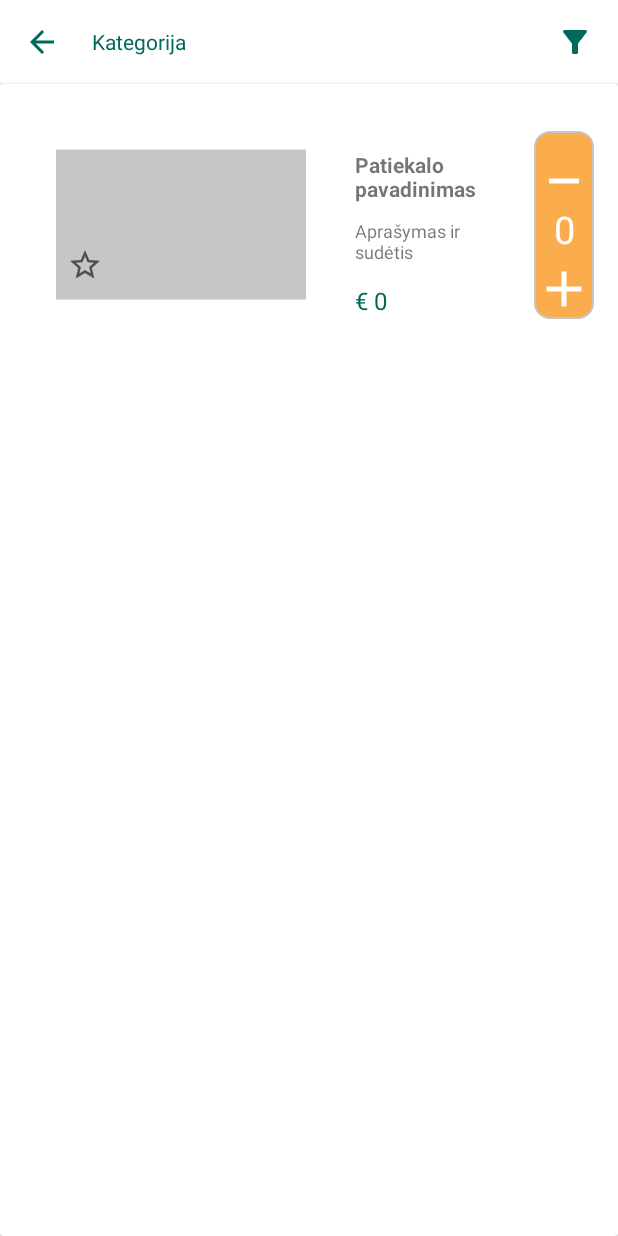
After one commit to DominykasD/Arena, an Android app: the CategoryActivity screen opened directly, with no data from a screen before it, on a phone screen of 412 x 824 dp. The commit adds this screen. Run offline under Robolectric (Android 15) with nearby library versions, the phone set to English and light mode, and no system bars; network calls fail.

Commit message:
Category design

```diff
--- a/app/build.gradle
+++ b/app/build.gradle
@@ -40,6 +40,7 @@ dependencies {
     implementation 'androidx.lifecycle:lifecycle-livedata-ktx:2.5.1'
     implementation 'androidx.lifecycle:lifecycle-viewmodel-ktx:2.5.1'
     implementation 'androidx.navigation:navigation-ui:2.5.1'
+    implementation 'androidx.legacy:legacy-support-v4:1.0.0'
     testImplementation 'junit:junit:4.13.2'
     androidTestImplementation 'androidx.test.ext:junit:1.1.3'
     androidTestImplementation 'androidx.test.espresso:espresso-core:3.4.0'
--- /dev/null
+++ b/app/src/main/java/com/example/arena/CategoryActivity.java
@@ -0,0 +1,15 @@
+package com.example.arena;
+
+import androidx.appcompat.app.AppCompatActivity;
+
+import android.os.Bundle;
+
+public class CategoryActivity extends AppCompatActivity {
+
+    @Override
+    protected void onCreate(Bundle savedInstanceState) {
+        super.onCreate(savedInstanceState);
+        setContentView(R.layout.activity_category);
+
+    }
+}
--- a/app/src/main/java/com/example/arena/MainMenuActivity.java
+++ b/app/src/main/java/com/example/arena/MainMenuActivity.java
@@ -4,15 +4,19 @@ import androidx.appcompat.app.AppCompatActivity;
 import androidx.appcompat.widget.Toolbar;
 import androidx.core.view.GravityCompat;
 import androidx.drawerlayout.widget.DrawerLayout;
+import androidx.fragment.app.Fragment;
+import androidx.fragment.app.FragmentManager;
 import androidx.navigation.NavController;
 import androidx.navigation.Navigation;
 import androidx.navigation.ui.AppBarConfiguration;
 import androidx.navigation.ui.NavigationUI;
 
+import android.content.Intent;
 import android.os.Bundle;
 import android.text.Html;
 import android.view.MenuItem;
 import android.view.View;
+import android.widget.ImageView;
 import android.widget.SearchView;
 
 import com.google.android.material.appbar.AppBarLayout;
@@ -23,7 +27,7 @@ public class MainMenuActivity extends AppCompatActivity {
     private Toolbar toolbar, topAppBar;
     private AppBarConfiguration mAppBarConfiguration;
     private DrawerLayout mDrawer;
-
+    private ImageView imageView;
 
     @Override
     protected void onCreate(Bundle savedInstanceState) {
@@ -41,10 +45,24 @@ public class MainMenuActivity extends AppCompatActivity {
 //        getSupportActionBar().setDisplayHomeAsUpEnabled(true);
         mDrawer = (DrawerLayout) findViewById(R.id.drawer_layout);
 
+        imageView = (ImageView) findViewById(R.id.imageView5);
+        imageView.setOnClickListener(new View.OnClickListener() {
+            @Override
+            public void onClick(View v) {
+                openCategoryActivity();
+            }
+        });
+
 
 
 
     }
+
+    private void openCategoryActivity() {
+        Intent intent = new Intent(this, CategoryActivity.class);
+        startActivity(intent);
+    }
+
 
     @Override
     public boolean onOptionsItemSelected(MenuItem item) {
--- /dev/null
+++ b/app/src/main/res/drawable/arrow_back.xml
@@ -0,0 +1,5 @@
+<vector android:autoMirrored="true" android:height="24dp"
+    android:tint="#00695C" android:viewportHeight="24"
+    android:viewportWidth="24" android:width="24dp" xmlns:android="http://schemas.android.com/apk/res/android">
+    <path android:fillColor="@android:color/white" android:pathData="M20,11H7.83l5.59,-5.59L12,4l-8,8 8,8 1.41,-1.41L7.83,13H20v-2z"/>
+</vector>
--- /dev/null
+++ b/app/src/main/res/drawable/filter.xml
@@ -0,0 +1,5 @@
+<vector android:height="24dp" android:tint="#00695C"
+    android:viewportHeight="24" android:viewportWidth="24"
+    android:width="24dp" xmlns:android="http://schemas.android.com/apk/res/android">
+    <path android:fillColor="@android:color/white" android:pathData="M4.25,5.61C6.27,8.2 10,13 10,13v6c0,0.55 0.45,1 1,1h2c0.55,0 1,-0.45 1,-1v-6c0,0 3.72,-4.8 5.74,-7.39C20.25,4.95 19.78,4 18.95,4H5.04C4.21,4 3.74,4.95 4.25,5.61z"/>
+</vector>
--- /dev/null
+++ b/app/src/main/res/drawable/food_image_empty.xml
@@ -0,0 +1,5 @@
+<vector android:height="250dp" android:tint="#C6C6C6"
+    android:viewportHeight="24" android:viewportWidth="24"
+    android:width="250dp" xmlns:android="http://schemas.android.com/apk/res/android">
+    <path android:fillColor="@android:color/white" android:pathData="M2,4h20v16h-20z"/>
+</vector>
--- /dev/null
+++ b/app/src/main/res/drawable/ic_add.xml
@@ -0,0 +1,5 @@
+<vector android:height="40dp" android:tint="#FFFFFF"
+    android:viewportHeight="24" android:viewportWidth="24"
+    android:width="40dp" xmlns:android="http://schemas.android.com/apk/res/android">
+    <path android:fillColor="@android:color/white" android:pathData="M19,13h-6v6h-2v-6H5v-2h6V5h2v6h6v2z"/>
+</vector>
--- /dev/null
+++ b/app/src/main/res/drawable/ic_minus.xml
@@ -0,0 +1,5 @@
+<vector android:height="40dp" android:tint="#FFFFFF"
+    android:viewportHeight="24" android:viewportWidth="24"
+    android:width="40dp" xmlns:android="http://schemas.android.com/apk/res/android">
+    <path android:fillColor="@android:color/white" android:pathData="M6,19h12v2H6z"/>
+</vector>
--- /dev/null
+++ b/app/src/main/res/drawable/orange_background.xml
@@ -0,0 +1,10 @@
+<?xml version="1.0" encoding="utf-8"?>
+<shape xmlns:android="http://schemas.android.com/apk/res/android">
+    <solid android:color="#fbac4c"/>
+    <corners android:radius="10dp"/>
+    <padding android:left="0dp"
+        android:bottom="0dp"
+        android:right="0dp"
+        android:top="0dp"/>
+    <stroke android:color="#c8c5c5" android:width="1dp"/>
+</shape>
--- /dev/null
+++ b/app/src/main/res/layout/activity_category.xml
@@ -0,0 +1,141 @@
+<?xml version="1.0" encoding="utf-8"?>
+<androidx.drawerlayout.widget.DrawerLayout xmlns:android="http://schemas.android.com/apk/res/android"
+    xmlns:app="http://schemas.android.com/apk/res-auto"
+    xmlns:tools="http://schemas.android.com/tools"
+    android:layout_width="match_parent"
+    android:layout_height="match_parent"
+    tools:context=".CategoryActivity"
+    android:fitsSystemWindows="true">
+
+    <LinearLayout
+        android:layout_width="match_parent"
+        android:layout_height="wrap_content"
+        android:orientation="vertical">
+
+        <include
+            android:id="@+id/app_bar_category"
+            layout="@layout/app_bar_category"
+            android:layout_width="match_parent"
+            android:layout_height="?attr/actionBarSize" />
+
+        <androidx.cardview.widget.CardView
+            android:layout_width="match_parent"
+            android:layout_height="match_parent" >
+
+            <androidx.constraintlayout.widget.ConstraintLayout
+                android:layout_width="match_parent"
+                android:layout_height="match_parent">
+
+                <androidx.constraintlayout.widget.ConstraintLayout
+                    android:layout_width="375dp"
+                    android:layout_height="150dp"
+                    app:layout_constraintBottom_toBottomOf="parent"
+                    app:layout_constraintEnd_toEndOf="parent"
+                    app:layout_constraintHorizontal_bias="0.555"
+                    app:layout_constraintStart_toStartOf="parent"
+                    app:layout_constraintTop_toTopOf="parent"
+                    app:layout_constraintVertical_bias="0.03">
+
+                    <androidx.constraintlayout.widget.ConstraintLayout
+                        android:layout_width="40dp"
+                        android:layout_height="125dp"
+                        android:background="@drawable/orange_background"
+                        app:layout_constraintBottom_toBottomOf="parent"
+                        app:layout_constraintCircleRadius="20dp"
+                        app:layout_constraintEnd_toEndOf="parent"
+                        app:layout_constraintTop_toTopOf="parent">
+
+                        <ImageView
+                            android:id="@+id/imageView15"
+                            android:layout_width="wrap_content"
+                            android:layout_height="wrap_content"
+                            app:srcCompat="@drawable/ic_minus" />
+
+                        <TextView
+                            android:id="@+id/textView21"
+                            android:layout_width="wrap_content"
+                            android:layout_height="wrap_content"
+                            android:layout_marginTop="8dp"
+                            android:text="0"
+                            android:textColor="#fff"
+                            android:textSize="25dp"
+                            app:layout_constraintEnd_toEndOf="parent"
+                            app:layout_constraintStart_toStartOf="parent"
+                            app:layout_constraintTop_toBottomOf="@+id/imageView15" />
+
+                        <ImageView
+                            android:id="@+id/imageView16"
+                            android:layout_width="wrap_content"
+                            android:layout_height="wrap_content"
+                            app:layout_constraintBottom_toBottomOf="parent"
+                            app:layout_constraintEnd_toEndOf="parent"
+                            app:layout_constraintStart_toStartOf="parent"
+                            app:srcCompat="@drawable/ic_add" />
+                    </androidx.constraintlayout.widget.ConstraintLayout>
+
+                    <androidx.constraintlayout.widget.ConstraintLayout
+                        android:id="@+id/constraintLayout6"
+                        android:layout_width="200dp"
+                        android:layout_height="match_parent"
+                        android:background="@drawable/food_image_empty"
+                        app:layout_constraintBottom_toBottomOf="parent"
+                        app:layout_constraintStart_toStartOf="parent"
+                        app:layout_constraintTop_toTopOf="parent">
+
+                        <ImageView
+                            android:id="@+id/imageView14"
+                            android:layout_width="wrap_content"
+                            android:layout_height="wrap_content"
+                            android:layout_marginStart="24dp"
+                            app:layout_constraintBottom_toBottomOf="parent"
+                            app:layout_constraintStart_toStartOf="parent"
+                            app:layout_constraintTop_toTopOf="parent"
+                            app:layout_constraintVertical_bias="0.714"
+                            app:srcCompat="@drawable/ic_favorites" />
+                    </androidx.constraintlayout.widget.ConstraintLayout>
+
+                    <TextView
+                        android:id="@+id/textView5"
+                        android:layout_width="86dp"
+                        android:layout_height="35dp"
+                        android:layout_marginStart="16dp"
+                        android:layout_marginTop="25dp"
+                        android:text="Patiekalo pavadinimas"
+                        android:textStyle="bold"
+                        app:layout_constraintStart_toEndOf="@+id/constraintLayout6"
+                        app:layout_constraintTop_toTopOf="@+id/constraintLayout6" />
+
+                    <TextView
+                        android:id="@+id/textView6"
+                        android:layout_width="87dp"
+                        android:layout_height="37dp"
+                        android:layout_marginStart="16dp"
+                        android:layout_marginTop="10dp"
+                        android:text="Aprašymas ir sudėtis"
+                        android:textSize="12dp"
+                        app:layout_constraintBottom_toBottomOf="parent"
+                        app:layout_constraintStart_toEndOf="@+id/constraintLayout6"
+                        app:layout_constraintTop_toBottomOf="@+id/textView5"
+                        app:layout_constraintVertical_bias="0.0" />
+
+                    <TextView
+                        android:id="@+id/textView8"
+                        android:layout_width="wrap_content"
+                        android:layout_height="wrap_content"
+                        android:layout_marginStart="16dp"
+                        android:text="€ 0"
+                        android:textColor="#00695C"
+                        android:textSize="16dp"
+                        app:layout_constraintBottom_toBottomOf="parent"
+                        app:layout_constraintStart_toEndOf="@+id/constraintLayout6"
+                        app:layout_constraintTop_toBottomOf="@+id/textView6"
+                        app:layout_constraintVertical_bias="0.333" />
+                </androidx.constraintlayout.widget.ConstraintLayout>
+            </androidx.constraintlayout.widget.ConstraintLayout>
+
+        </androidx.cardview.widget.CardView>
+
+    </LinearLayout>
+
+
+</androidx.drawerlayout.widget.DrawerLayout>
--- a/app/src/main/res/layout/activity_main_menu.xml
+++ b/app/src/main/res/layout/activity_main_menu.xml
@@ -347,6 +347,19 @@
                             app:layout_constraintBottom_toBottomOf="parent"
                             app:layout_constraintStart_toEndOf="@+id/imageView9"
                             app:srcCompat="@drawable/categories_circle" />
+
+                        <TextView
+                            android:id="@+id/textView7"
+                            android:layout_width="wrap_content"
+                            android:layout_height="wrap_content"
+                            android:text="Click me!"
+                            app:layout_constraintBottom_toBottomOf="parent"
+                            app:layout_constraintEnd_toEndOf="parent"
+                            app:layout_constraintHorizontal_bias="0.34"
+                            app:layout_constraintStart_toStartOf="parent"
+                            app:layout_constraintTop_toTopOf="parent"
+                            app:layout_constraintVertical_bias="0.16000003" />
+
                     </androidx.constraintlayout.widget.ConstraintLayout>
 
                     <TextView
--- /dev/null
+++ b/app/src/main/res/layout/app_bar_category.xml
@@ -0,0 +1,71 @@
+<?xml version="1.0" encoding="utf-8"?>
+<androidx.coordinatorlayout.widget.CoordinatorLayout xmlns:android="http://schemas.android.com/apk/res/android"
+    xmlns:app="http://schemas.android.com/apk/res-auto"
+    xmlns:tools="http://schemas.android.com/tools"
+    android:layout_width="match_parent"
+    android:layout_height="match_parent"
+    tools:context=".CategoryActivity">
+
+    <com.google.android.material.appbar.AppBarLayout
+        android:id="@+id/appBarLayout_category"
+        android:layout_width="match_parent"
+        android:layout_height="wrap_content"
+        android:theme="@style/Theme.Arena.AppBarOverlay">
+
+        <androidx.constraintlayout.widget.ConstraintLayout
+            android:layout_width="match_parent"
+            android:layout_height="?attr/actionBarSize"
+            android:layout_gravity="center">
+
+            <androidx.appcompat.widget.Toolbar
+                android:id="@+id/toolbar_category"
+                android:layout_width="match_parent"
+                android:layout_height="?attr/actionBarSize"
+                android:background="#fff"
+                app:layout_constraintEnd_toEndOf="parent"
+                app:layout_constraintStart_toStartOf="parent"
+                app:layout_constraintTop_toTopOf="parent"
+                app:navigationIcon="@drawable/arrow_back"
+                app:popupTheme="@style/Theme.Arena.PopupOverlay" />
+
+            <androidx.constraintlayout.widget.ConstraintLayout
+                android:layout_width="match_parent"
+                android:layout_height="match_parent"
+                app:layout_constraintEnd_toEndOf="parent"
+                app:layout_constraintStart_toStartOf="parent"
+                app:layout_constraintTop_toTopOf="parent">
+
+                <TextView
+                    android:id="@+id/textView9"
+                    android:layout_width="wrap_content"
+                    android:layout_height="wrap_content"
+                    android:layout_marginTop="18dp"
+                    android:layout_marginBottom="16dp"
+                    android:text="Kategorija"
+                    android:textColor="#00695C"
+                    app:layout_constraintBottom_toBottomOf="parent"
+                    app:layout_constraintEnd_toEndOf="parent"
+                    app:layout_constraintHorizontal_bias="0.175"
+                    app:layout_constraintStart_toStartOf="parent"
+                    app:layout_constraintTop_toTopOf="parent"
+                    app:layout_constraintVertical_bias="0.0" />
+
+                <ImageView
+                    android:id="@+id/imageView13"
+                    android:layout_width="wrap_content"
+                    android:layout_height="wrap_content"
+                    android:layout_marginTop="16dp"
+                    app:layout_constraintEnd_toEndOf="parent"
+                    app:layout_constraintHorizontal_bias="0.938"
+                    app:layout_constraintStart_toEndOf="@+id/textView9"
+                    app:layout_constraintTop_toTopOf="parent"
+                    app:srcCompat="@drawable/filter" />
+
+            </androidx.constraintlayout.widget.ConstraintLayout>
+
+        </androidx.constraintlayout.widget.ConstraintLayout>
+
+    </com.google.android.material.appbar.AppBarLayout>
+
+
+</androidx.coordinatorlayout.widget.CoordinatorLayout>
--- a/app/src/main/res/values/strings.xml
+++ b/app/src/main/res/values/strings.xml
@@ -22,4 +22,6 @@
     <string name="settings">Nustatymai</string>
     <string name="close">X</string>
     <string name="product_description">Prekės aprašymas</string>
+    <!-- TODO: Remove or change this placeholder text -->
+    <string name="hello_blank_fragment">Hello blank fragment</string>
 </resources>
--- a/app/src/main/res/values/themes.xml
+++ b/app/src/main/res/values/themes.xml
@@ -22,6 +22,11 @@
         <item name="android:editTextColor">#000</item>
         <item name="android:statusBarColor" tools:targetApi="l">?attr/colorPrimaryVariant</item>
     </style>
+
+    <style name="AppBar.NoActionBar_Category" parent="Theme.AppCompat.DayNight.NoActionBar">
+        <item name="android:statusBarColor" tools:targetApi="l">#fff</item>
+    </style>
+
     <style name="Theme.Arena.AppBarOverlay" parent="ThemeOverlay.AppCompat.Dark.ActionBar" />
     <style name="Theme.Arena.PopupOverlay" parent="ThemeOverlay.AppCompat.Light" />
 </resources>
```
Also changed, not shown: app/src/main/AndroidManifest.xml (+8 -4 lines).
